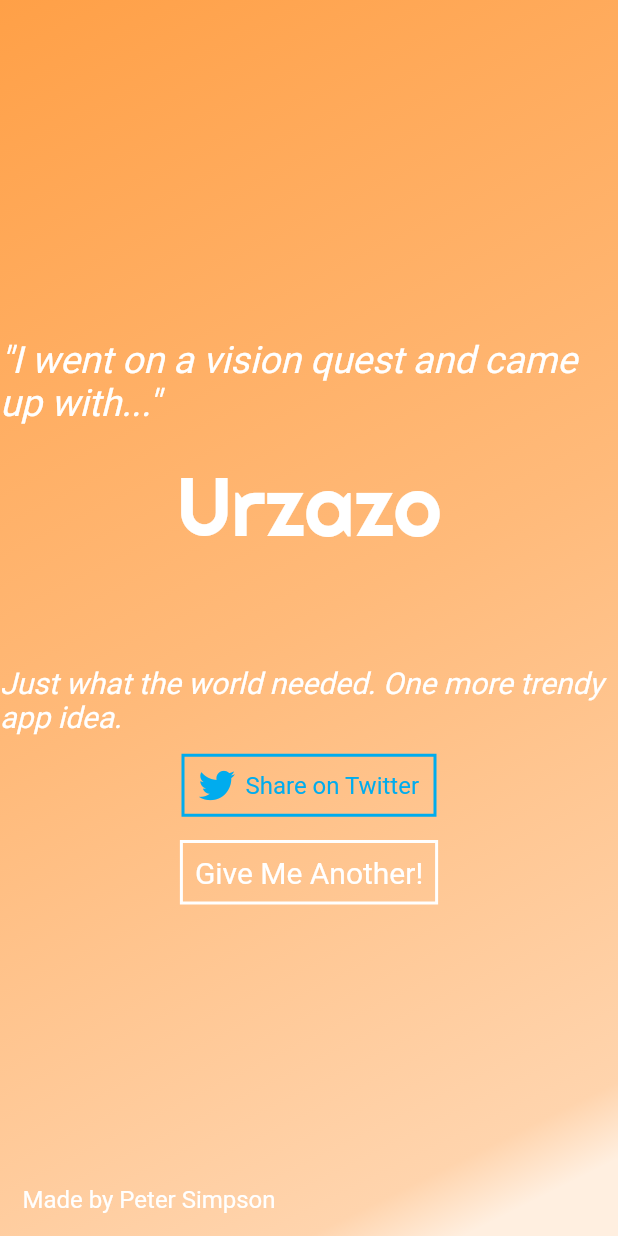
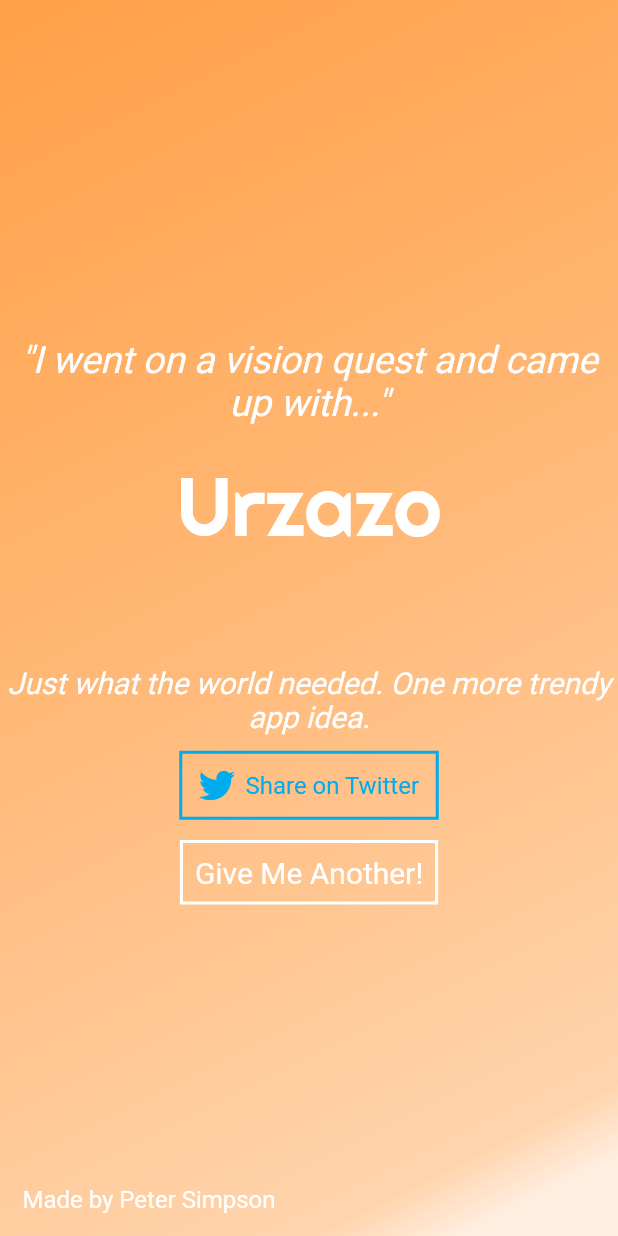
Before and after one commit to simpson-peter/whats_my_app, a Flutter app: the screen it shows after launch, after a tap on "Find Out", on a phone screen of 412 x 824 dp. Run offline on Flutter 3.47's test engine with Material 2 defaults, Android fonts, the light colour scheme and no system bars; our stand-ins replace animated_text_kit, font_awesome_flutter, google_fonts, tinycolor; missing offline and left inert: platform_detect, universal_html.

Commit message:
updated text align properties for appropriate mobile display

```diff
--- a/lib/main.dart
+++ b/lib/main.dart
@@ -5,11 +5,8 @@ import 'package:whats_my_app/site_data.dart';
 
 /*
 * TODO 's
-* TODO Remove ellipsis in tweets. Add link to site.
-* TODO Add a little 'made-by' corner
 * TODO Clean up animations after use
 * TODO fix non-instant font change on first result
-* TODO Fix mobile proportions
  */
 
 void main() {
--- a/lib/result_page.dart
+++ b/lib/result_page.dart
@@ -77,6 +77,7 @@ class _ResultPageState extends State<ResultPage> {
             fontStyle: FontStyle.italic,
             fontSize: 25,
           ),
+          textAlign: TextAlign.center,
         ),
         SizedBox(
           height: 20,
--- a/lib/widgets/share_dialog.dart
+++ b/lib/widgets/share_dialog.dart
@@ -15,6 +15,7 @@ class ShareDialog extends StatelessWidget {
           Text(
             'Just what the world needed. One more trendy app idea.',
             style: kSubtitleTextStyle,
+            textAlign: TextAlign.center,
           ),
           SizedBox(
             height: 10,
--- a/lib/widgets/share_on_twitter.dart
+++ b/lib/widgets/share_on_twitter.dart
@@ -16,7 +16,7 @@ class ShareOnTwitter extends StatelessWidget {
       hoverColor: Colors.transparent,
       onPressed: onTweet,
       child: Container(
-        width: browser.isFirefox ? 185 : 170,
+        width: browser.isFirefox ? 185 : 173,
         decoration: BoxDecoration(
           color: Colors.transparent,
           border: Border.all(
@@ -27,7 +27,7 @@ class ShareOnTwitter extends StatelessWidget {
         child: Column(
           children: [
             SizedBox(
-              height: 7,
+              height: 9,
             ),
             Row(
               mainAxisAlignment: MainAxisAlignment.center,
@@ -49,7 +49,7 @@ class ShareOnTwitter extends StatelessWidget {
               ],
             ),
             SizedBox(
-              height: 7,
+              height: 9,
             ),
           ],
         ),
--- a/lib/widgets/welcome_content.dart
+++ b/lib/widgets/welcome_content.dart
@@ -57,8 +57,10 @@ class _WelcomeContentState extends State<WelcomeContent> {
           FadeTransition(
             opacity: animation,
             child: Text(
-                '"Dude, I\'m offering you a chance to get in on the ground floor..."',
-                style: kSubtitleTextStyle),
+              '"Dude, I\'m offering you a chance to get in on the ground floor..."',
+              style: kSubtitleTextStyle,
+              textAlign: TextAlign.center,
+            ),
           ),
           SizedBox(
             height: 20,
```
